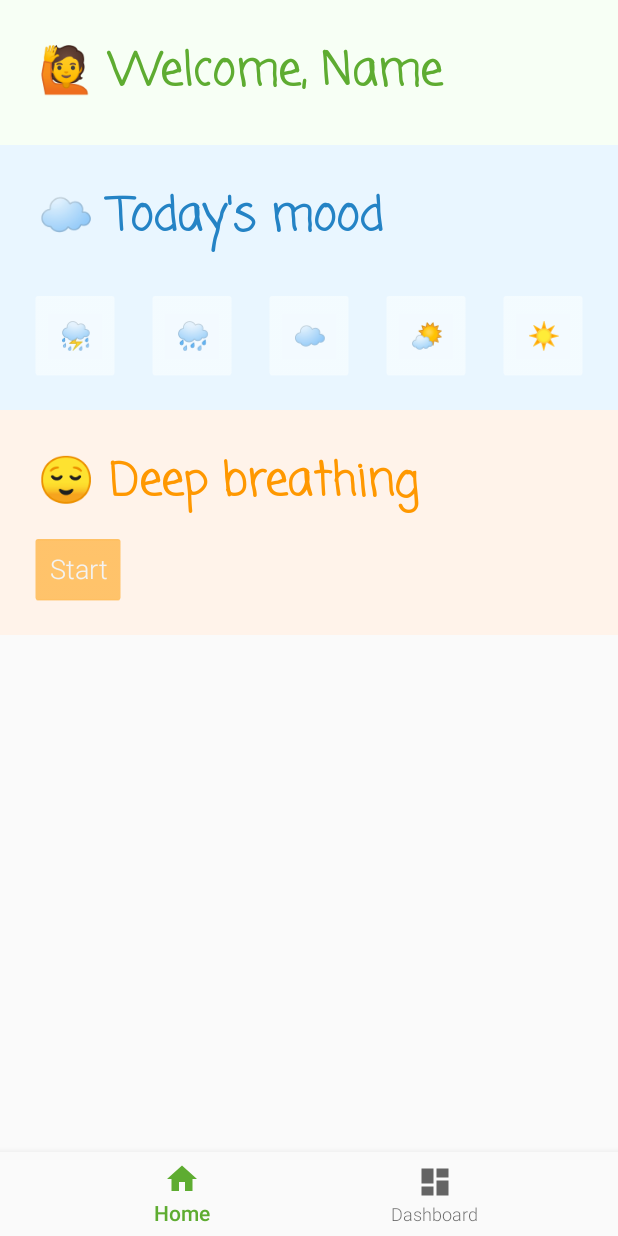
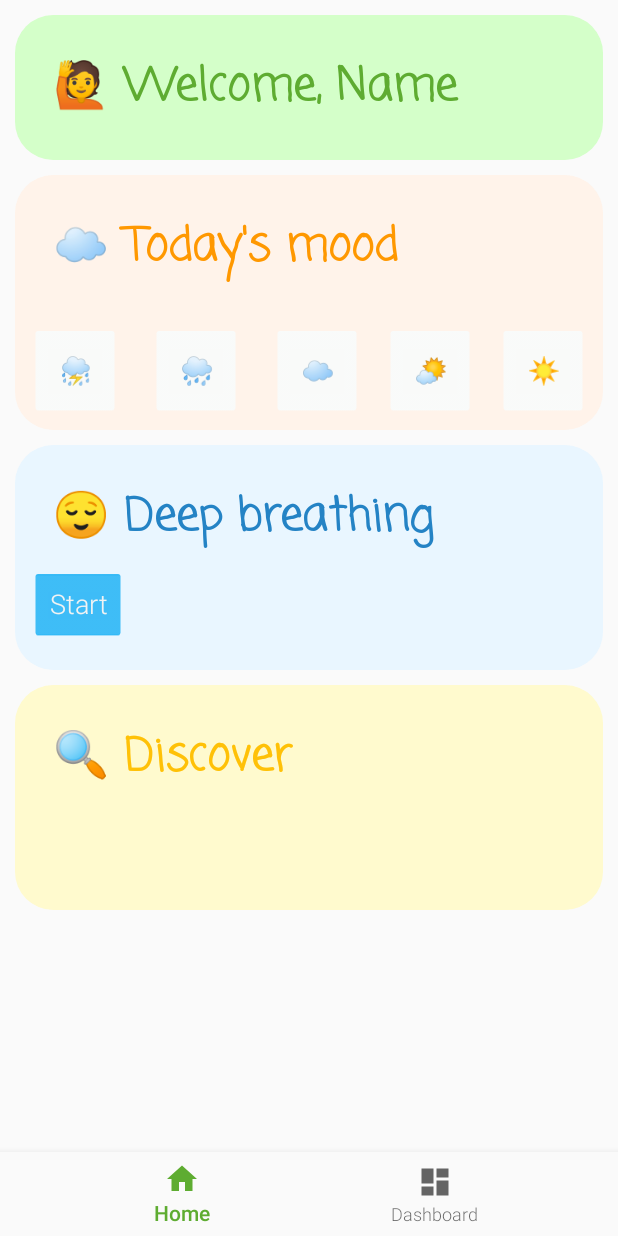
Before and after one commit to LiljaKiiski/my-path, an Android app: the HomeFragment screen opened directly, with no data from a screen before it, on a phone screen of 412 x 824 dp. Run offline under Robolectric (Android 15) with nearby library versions, the phone set to English and light mode, and no system bars; our stand-ins replace navigation-ui.

Commit message:
deep breathing works

```diff
--- a/app/src/main/AndroidManifest.xml
+++ b/app/src/main/AndroidManifest.xml
@@ -12,6 +12,9 @@
         android:supportsRtl="true"
         android:theme="@style/Theme.Codingforchangeapp"
         tools:targetApi="31">
+        <activity
+            android:name=".DeepBreathActivity"
+            android:exported="false" />
         <activity
             android:name=".WelcomeActivity"
             android:exported="false" />
--- a/app/src/main/java/lilja/kiiski/codingforchangeapp/ui/home/HomeFragment.java
+++ b/app/src/main/java/lilja/kiiski/codingforchangeapp/ui/home/HomeFragment.java
@@ -1,5 +1,6 @@
 package lilja.kiiski.codingforchangeapp.ui.home;
 
+import android.content.Intent;
 import android.os.Bundle;
 import android.view.LayoutInflater;
 import android.view.View;
@@ -9,8 +10,14 @@ import android.widget.TextView;
 import androidx.annotation.NonNull;
 import androidx.fragment.app.Fragment;
 import androidx.lifecycle.ViewModelProvider;
+import androidx.navigation.fragment.NavHostFragment;
 
+import lilja.kiiski.codingforchangeapp.DeepBreathActivity;
+import lilja.kiiski.codingforchangeapp.MainActivity;
+import lilja.kiiski.codingforchangeapp.R;
+import lilja.kiiski.codingforchangeapp.WelcomeActivity;
 import lilja.kiiski.codingforchangeapp.databinding.FragmentHomeBinding;
+import lilja.kiiski.codingforchangeapp.ui.welcome.Welcome2;
 
 public class HomeFragment extends Fragment {
 
@@ -25,6 +32,18 @@ public class HomeFragment extends Fragment {
     }
 
     @Override
+    public void onViewCreated(@NonNull View view, Bundle savedInstanceState) {
+        super.onViewCreated(view, savedInstanceState);
+
+        view.findViewById(R.id.startBreathBtn).setOnClickListener(new View.OnClickListener() {
+            @Override
+            public void onClick(View view) {
+                startActivity(new Intent(getActivity(), DeepBreathActivity.class));
+            }
+        });
+    }
+
+    @Override
     public void onDestroyView() {
         super.onDestroyView();
         binding = null;
--- a/app/src/main/res/drawable/rounded_corner.xml
+++ b/app/src/main/res/drawable/rounded_corner.xml
@@ -8,5 +8,5 @@
         android:bottom="1dp"
         android:top="1dp" />
 
-    <corners android:radius="45dp" />
+    <corners android:radius="25dp" />
 </shape>
--- a/app/src/main/res/layout/fragment_home.xml
+++ b/app/src/main/res/layout/fragment_home.xml
@@ -31,53 +31,42 @@
                 android:fontFamily="casual"
                 android:padding="25dp"
                 android:text="🙋 Welcome, Name"
-                android:background="@color/back_green"
+                android:background="@drawable/rounded_corner"
+                android:backgroundTint="@color/back_green"
                 android:textColor="@color/green3"
                 android:textSize="30sp"
                 android:textStyle="bold"
+                android:layout_margin="10dp"
                 app:layout_constraintStart_toStartOf="parent"
                 app:layout_constraintTop_toTopOf="parent" />
 
             <TextView
-                android:id="@+id/textView2"
+                android:id="@+id/todaysmood"
                 android:layout_width="match_parent"
-                android:layout_height="wrap_content"
-                android:background="@color/back_blue"
+                android:layout_height="170dp"
+                android:layout_margin="10dp"
+                android:background="@drawable/rounded_corner"
+                android:backgroundTint="@color/back_orange"
                 android:fontFamily="casual"
                 android:padding="25dp"
                 android:text="☁️ Today's mood"
-                android:textColor="@color/blue_med"
+                android:textColor="@color/orange_light"
                 android:textSize="30sp"
                 android:textStyle="bold"
                 app:layout_constraintEnd_toEndOf="parent"
                 app:layout_constraintStart_toStartOf="parent"
                 app:layout_constraintTop_toBottomOf="@+id/textView" />
 
-            <TextView
-                android:id="@+id/textView3"
-                android:layout_width="match_parent"
-                android:layout_height="80dp"
-                android:background="@color/back_blue"
-                android:fontFamily="casual"
-                android:padding="15dp"
-                android:text=""
-                android:textColor="@color/blue_med"
-                android:textSize="30sp"
-                android:textStyle="bold"
-                app:layout_constraintEnd_toEndOf="parent"
-                app:layout_constraintStart_toStartOf="parent"
-                app:layout_constraintTop_toBottomOf="@+id/textView2" />
-
-
             <Button
                 android:id="@+id/low"
                 android:layout_width="60dp"
                 android:layout_height="60dp"
+                android:layout_marginLeft="20dp"
                 android:backgroundTint="@color/blue_btn"
-                android:layout_marginLeft="20dp"
                 android:text="⛈️"
-                app:layout_constraintStart_toStartOf="parent"
-                app:layout_constraintTop_toBottomOf="@+id/textView2" />
+                android:layout_marginBottom="10dp"
+                app:layout_constraintBottom_toBottomOf="@+id/todaysmood"
+                app:layout_constraintStart_toStartOf="parent" />
 
             <Button
                 android:id="@+id/med_low"
@@ -85,9 +74,10 @@
                 android:layout_height="60dp"
                 android:backgroundTint="@color/blue_btn"
                 android:text="🌧️"
+                android:layout_marginBottom="10dp"
+                app:layout_constraintBottom_toBottomOf="@+id/todaysmood"
                 app:layout_constraintEnd_toStartOf="@+id/med"
-                app:layout_constraintStart_toEndOf="@+id/low"
-                app:layout_constraintTop_toBottomOf="@+id/textView2" />
+                app:layout_constraintStart_toEndOf="@+id/low"/>
 
             <Button
                 android:id="@+id/med"
@@ -95,9 +85,10 @@
                 android:layout_height="60dp"
                 android:backgroundTint="@color/blue_btn"
                 android:text="☁️"
+                android:layout_marginBottom="10dp"
+                app:layout_constraintBottom_toBottomOf="@+id/todaysmood"
                 app:layout_constraintEnd_toEndOf="parent"
-                app:layout_constraintStart_toStartOf="@+id/textView2"
-                app:layout_constraintTop_toBottomOf="@+id/textView2" />
+                app:layout_constraintStart_toStartOf="@+id/todaysmood" />
 
             <Button
                 android:id="@+id/med_high"
@@ -105,44 +96,63 @@
                 android:layout_height="60dp"
                 android:backgroundTint="@color/blue_btn"
                 android:text="🌤️"
+                android:layout_marginBottom="10dp"
+                app:layout_constraintBottom_toBottomOf="@+id/todaysmood"
                 app:layout_constraintEnd_toStartOf="@+id/high"
-                app:layout_constraintStart_toEndOf="@+id/med"
-                app:layout_constraintTop_toBottomOf="@+id/textView2" />
+                app:layout_constraintStart_toEndOf="@+id/med"/>
 
             <Button
                 android:id="@+id/high"
                 android:layout_width="60dp"
                 android:layout_height="60dp"
+                android:layout_marginRight="20dp"
                 android:backgroundTint="@color/blue_btn"
-                android:layout_marginRight="20dp"
                 android:text="☀️"
-                app:layout_constraintEnd_toEndOf="parent"
-                app:layout_constraintTop_toBottomOf="@+id/textView2" />
+                android:layout_marginBottom="10dp"
+                app:layout_constraintBottom_toBottomOf="@+id/todaysmood"
+                app:layout_constraintEnd_toEndOf="parent" />
 
             <TextView
-                android:id="@+id/textView4"
+                android:id="@+id/deep_breathing"
                 android:layout_width="match_parent"
                 android:layout_height="150dp"
-                android:background="@color/back_orange"
+                android:layout_margin="10dp"
+                android:background="@drawable/rounded_corner"
                 android:fontFamily="casual"
                 android:padding="25dp"
+                android:backgroundTint="@color/back_blue"
                 android:text="😌 Deep breathing"
-                android:textColor="@color/orange_light"
+                android:textColor="@color/blue_med"
                 android:textSize="30sp"
                 android:textStyle="bold"
                 app:layout_constraintEnd_toEndOf="parent"
                 app:layout_constraintStart_toStartOf="parent"
-                app:layout_constraintTop_toBottomOf="@+id/textView3" />
+                app:layout_constraintTop_toBottomOf="@+id/todaysmood" />
 
             <Button
-                android:id="@+id/button2"
+                android:id="@+id/startBreathBtn"
                 android:layout_width="wrap_content"
                 android:layout_height="wrap_content"
-                android:backgroundTint="@color/orange_btn"
+                android:layout_margin="20dp"
+                android:backgroundTint="@color/blue_btn2"
                 android:text="Start"
-                android:layout_margin="20dp"
-                app:layout_constraintBottom_toBottomOf="parent"
+                app:layout_constraintBottom_toBottomOf="@+id/deep_breathing"
                 app:layout_constraintStart_toStartOf="parent" />
+
+            <TextView
+                android:id="@+id/textView5"
+                android:layout_width="match_parent"
+                android:layout_height="150dp"
+                android:layout_margin="10dp"
+                android:background="@drawable/rounded_corner"
+                android:backgroundTint="@color/back_yellow"
+                android:fontFamily="casual"
+                android:padding="25dp"
+                android:text="🔍 Discover"
+                android:textColor="@color/yellow_light"
+                android:textSize="30sp"
+                android:textStyle="bold"
+                app:layout_constraintTop_toBottomOf="@id/deep_breathing" />
 
 
         </androidx.constraintlayout.widget.ConstraintLayout>
--- a/app/src/main/res/navigation/mobile_navigation.xml
+++ b/app/src/main/res/navigation/mobile_navigation.xml
@@ -9,11 +9,13 @@
         android:id="@+id/navigation_home"
         android:name="lilja.kiiski.codingforchangeapp.ui.home.HomeFragment"
         android:label="@string/title_home"
-        tools:layout="@layout/fragment_home" />
+        tools:layout="@layout/fragment_home" >
+    </fragment>
 
     <fragment
         android:id="@+id/navigation_dashboard"
         android:name="lilja.kiiski.codingforchangeapp.ui.dashboard.DashboardFragment"
         android:label="@string/title_dashboard"
         tools:layout="@layout/fragment_dashboard" />
+
 </navigation>
--- a/app/src/main/res/values/colors.xml
+++ b/app/src/main/res/values/colors.xml
@@ -7,13 +7,16 @@
     <color name="blue_med">#2483c5</color>
 
     <color name="orange_light">#FF9800</color>
+    <color name="yellow_light">#FFC107</color>
 
     <color name="blue_btn">#F7FDFF</color>
+    <color name="blue_btn2">#03A9F4</color>
     <color name="orange_btn">#FFB23E</color>
 
     <color name="back_blue">#E9F6FF</color>
-    <color name="back_green">#F7FFF5</color>
+    <color name="back_green">#D4FFC9</color>
     <color name="back_orange">#FFF3EA</color>
+    <color name="back_yellow">#FFFACE</color>
 
     <color name="green_hint">#E5FFC7</color>
     <color name="green1">#D6FFA6</color>
--- a/app/src/main/res/values/strings.xml
+++ b/app/src/main/res/values/strings.xml
@@ -2,4 +2,6 @@
     <string name="app_name">My Path</string>
     <string name="title_home">Home</string>
     <string name="title_dashboard">Dashboard</string>
+    <!-- TODO: Remove or change this placeholder text -->
+    <string name="hello_blank_fragment">Hello blank fragment</string>
 </resources>
```
Also changed, not shown: app/src/main/java/lilja/kiiski/codingforchangeapp/DeepBreathActivity.java (added, +25 -0 lines), app/src/main/res/layout/activity_deep_breath.xml (added, +41 -0 lines).
